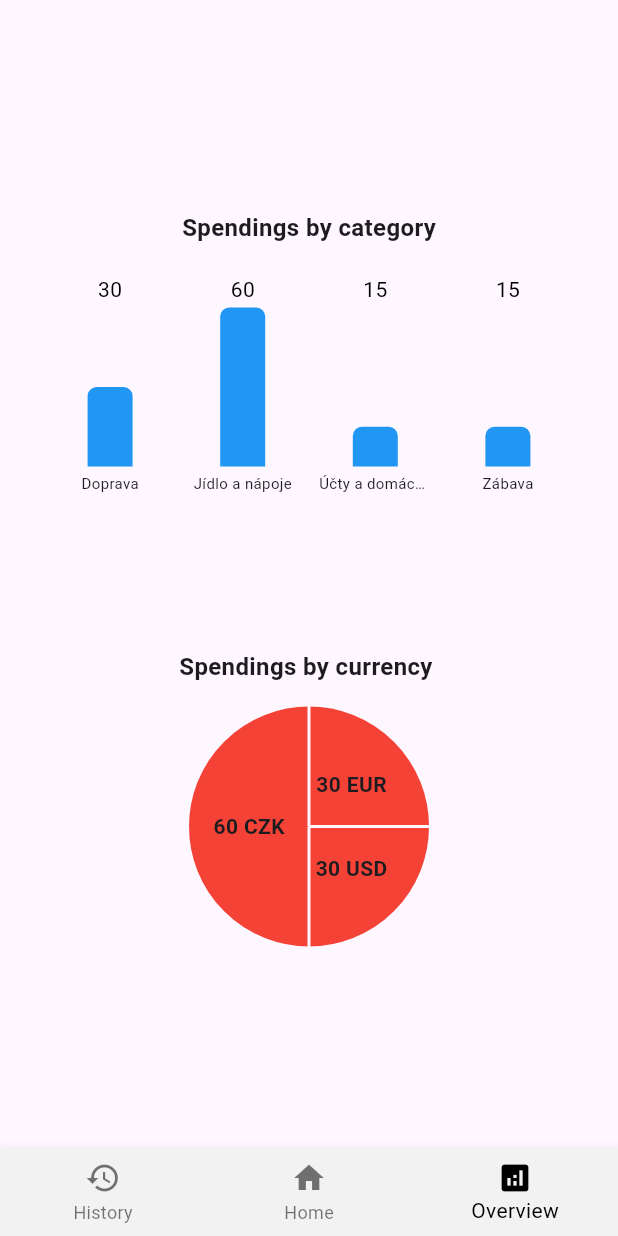
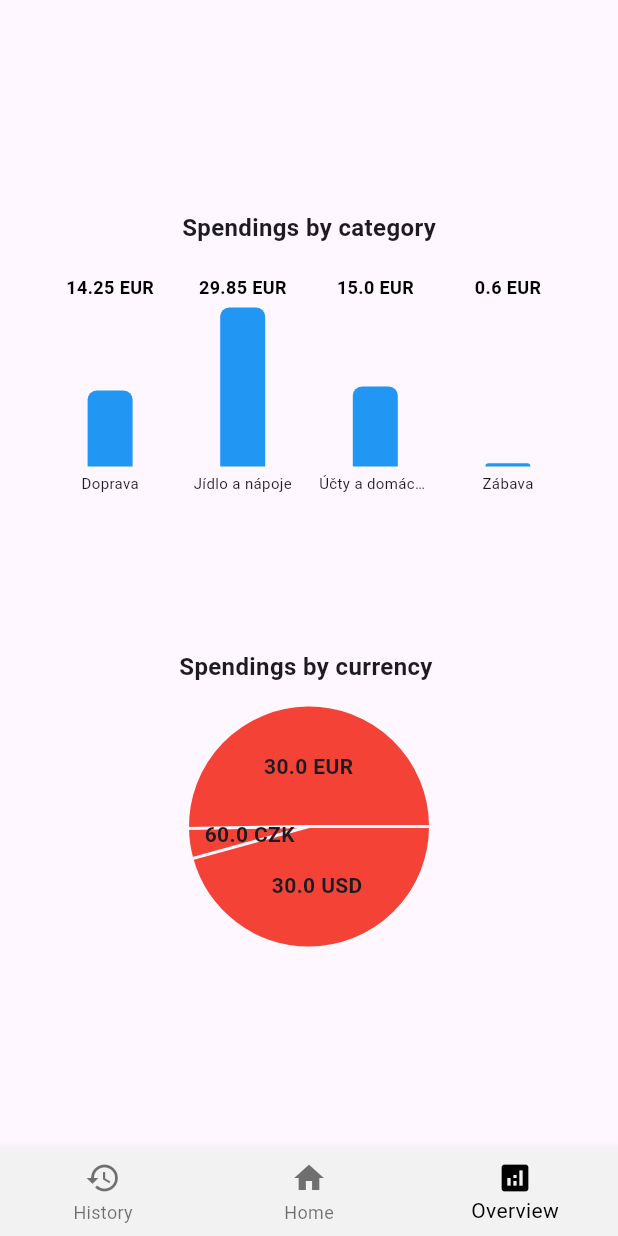
Before and after one commit to drapek9/expense_tracker, a Flutter app: the screen it shows after launch, swiped to page 3, on a phone screen of 412 x 824 dp. Run offline on Flutter 3.47's test engine with Material 3 defaults, Android fonts, the phone set to English and light mode, and no system bars; drawn by our look-alikes of fl_chart; our stand-ins replace scroll_snap_list.

Commit message:
doopravdy podle celkove hodnoty xd

```diff
--- a/lib/classes_types/classes_types_main.dart
+++ b/lib/classes_types/classes_types_main.dart
@@ -2,11 +2,19 @@ class Expense{
   String? name;
   int? category;
   DateTime? time;
-  int? prize;
+  double? prize;
   int? currency;
+  double? finalPrizeValue;
 
   Map<int, String> categoryOptions = {0: "Účty a domácnost", 1: "Jídlo a nápoje",2: "Doprava",3: "Zábava",4: "Zdraví a péče",5: "Oblečení a obuv",6: "Cestování a dovolená"};
   Map<int, String> currencyOptions = {0: "USD", 1: "CZK", 2: "EUR"};
+  Map<int, double> compareCurrencyOptions = {0: 0.91, 1: 0.04, 2: 1};
 
-  Expense({required this.name, required this.category, required this.time, required this.prize, required this.currency});
+  Expense({required this.name, required this.category, required this.time, required this.prize, required this.currency}) {
+    changeFinalPrize();
+  }
+
+  void changeFinalPrize (){
+    finalPrizeValue = (prize ?? 0)*compareCurrencyOptions[currency]!;
+  }
 }
--- a/lib/spending_overview/spending_overview_main.dart
+++ b/lib/spending_overview/spending_overview_main.dart
@@ -86,19 +86,21 @@ class _SpendingOverviewScreenState extends State<SpendingOverviewScreen> {
 
     theExpenses.forEach((one){
       if (theSumExpenses["category"]!.keys.toList().contains(one.categoryOptions[one.category])){
-        theSumExpenses["category"]![one.categoryOptions[one.category]]["prize"] += one.prize;
+        theSumExpenses["category"]![one.categoryOptions[one.category]]["prize_value"] += one.finalPrizeValue;
       } else {
         theSumExpenses["category"]![one.categoryOptions[one.category]] = {
-          "prize": one.prize
+          "prize_value": one.finalPrizeValue
 
         };
       }
 
       if (theSumExpenses["currency"]!.keys.toList().contains(one.currencyOptions[one.currency])){
         theSumExpenses["currency"]![one.currencyOptions[one.currency]]["prize_currency"] += one.prize;
+        theSumExpenses["currency"]![one.currencyOptions[one.currency]]["prize_currency_value"] += one.finalPrizeValue;
       } else {
         theSumExpenses["currency"]![one.currencyOptions[one.currency]] = {
-          "prize_currency": one.prize
+          "prize_currency": one.prize,
+          "prize_currency_value": one.finalPrizeValue,
         };
       }
 
@@ -136,7 +138,7 @@ class _SpendingOverviewScreenState extends State<SpendingOverviewScreen> {
                       barGroups: sumExpensesCategory["category"]!.entries.map((one) {
                         xNum ++;
                         xNumValue[xNum] = one;
-                        return BarChartGroupData(x: xNum, barRods: [BarChartRodData(toY: one.value["prize"].toDouble(), color: Colors.blue, width: 30, borderRadius: BorderRadius.only(topLeft: Radius.circular(6), topRight: Radius.circular(6)))]);
+                        return BarChartGroupData(x: xNum, barRods: [BarChartRodData(toY: one.value["prize_value"].toDouble(), color: Colors.blue, width: 30, borderRadius: BorderRadius.only(topLeft: Radius.circular(6), topRight: Radius.circular(6)))]);
                       }).toList(),
                       titlesData: FlTitlesData(
                         leftTitles: AxisTitles(
@@ -170,9 +172,11 @@ class _SpendingOverviewScreenState extends State<SpendingOverviewScreen> {
                           showTitles: true,
                           getTitlesWidget: (value, meta) {
                             return Text(
-                              "${xNumValue[value].value["prize"]}",
+                              "${xNumValue[value].value["prize_value"]} EUR",
                               style: TextStyle(
-                                color: Colors.black
+                                color: Colors.black,
+                                fontSize: 12,
+                                fontWeight: FontWeight.bold
                               ),
                               );
                           }
@@ -199,7 +203,7 @@ class _SpendingOverviewScreenState extends State<SpendingOverviewScreen> {
                     centerSpaceRadius: 0,
                     sections: sumExpensesCategory["currency"]!.entries.map((one){
                       return PieChartSectionData(
-                        value: one.value["prize_currency"].toDouble(),
+                        value: one.value["prize_currency_value"].toDouble(),
                         color: Colors.red,
                         radius: 80,
                         title: "${one.value["prize_currency"]} ${one.key}",
```
